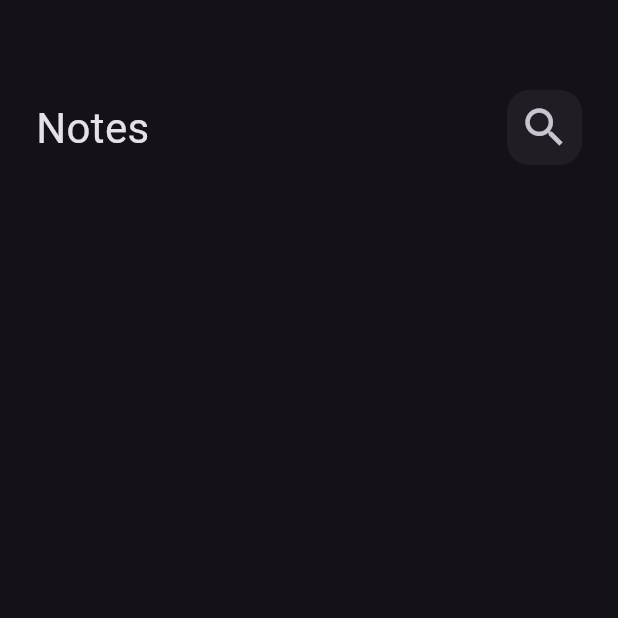
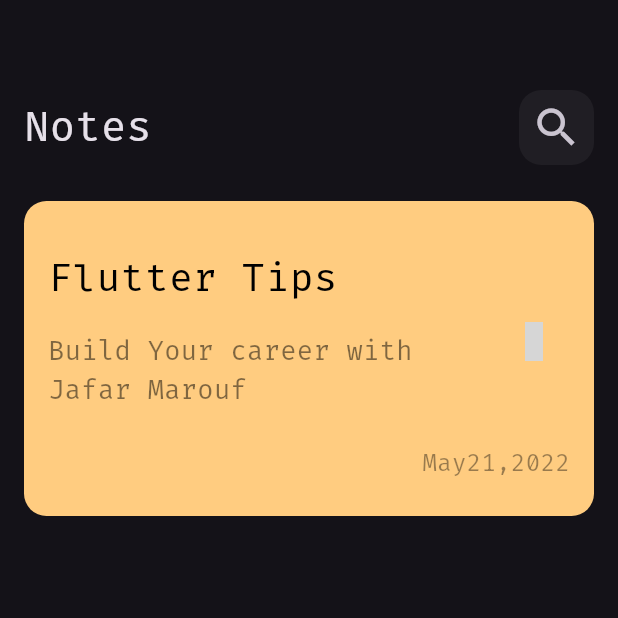
Before and after one commit to JafarKMarouf/notes_app, a Flutter app: the screen it shows after launch, on a phone screen of 412 x 824 dp, the top half of it. Run offline on Flutter 3.47's test engine with Material 3 defaults, Android fonts, the phone set to English and light mode, and no system bars; missing offline and left inert: awesome_icons; grey boxes are pictures that could not be loaded.

Commit message:
create custome note item

```diff
--- a/lib/main.dart
+++ b/lib/main.dart
@@ -11,7 +11,10 @@ class MyApp extends StatelessWidget {
   @override
   Widget build(BuildContext context) {
     return MaterialApp(
-      theme: ThemeData.dark(),
+      theme: ThemeData(
+        brightness: Brightness.dark,
+        fontFamily: 'FiraCode'
+      ),
       debugShowCheckedModeBanner: false,
       home: const NotesView(),
     );
--- /dev/null
+++ b/lib/widgets/custome_note_item.dart
@@ -0,0 +1,45 @@
+import 'package:awesome_icons/awesome_icons.dart';
+import 'package:flutter/material.dart';
+
+class CustomeNoteItem extends StatelessWidget {
+  const CustomeNoteItem({super.key});
+
+  @override
+  Widget build(BuildContext context) {
+    return Container(
+      decoration: BoxDecoration(
+        color: const Color(0xffFFCC80),
+        borderRadius: BorderRadius.circular(15),
+      ),
+      padding: const EdgeInsets.symmetric(horizontal: 16.0,vertical: 24.0),
+      child: Column(
+        crossAxisAlignment: CrossAxisAlignment.end,
+        children: [
+
+          ListTile(
+            contentPadding: const EdgeInsets.symmetric(horizontal: 0),
+            title: const Text(
+              'Flutter Tips',
+              style: TextStyle(color: Colors.black,fontSize: 26),
+            ),
+            subtitle: Padding(
+              padding: const EdgeInsets.only(top:16.0,bottom: 16.0),
+              child: Text(
+                'Build Your career with Jafar Marouf',
+                style: TextStyle(color: Colors.black.withOpacity(.5),fontSize: 18),
+              ),
+            ),
+            trailing: IconButton(
+              onPressed: () {},
+              icon: Icon(FontAwesomeIcons.trash,color: Colors.black.withOpacity(.7),size: 26,),
+            ),
+          ),
+          Text(
+            'May21,2022',
+            style: TextStyle(color: Colors.black.withOpacity(.4),fontSize: 16),
+          ),
+        ],
+      ),
+    );
+  }
+}
--- a/lib/widgets/notes_view_body.dart
+++ b/lib/widgets/notes_view_body.dart
@@ -1,4 +1,5 @@
 import 'package:flutter/material.dart';
+import 'package:notes_app/widgets/custome_note_item.dart';
 import 'package:notes_app/widgets/customer_app_bar.dart';
 
 class NotesViewBody extends StatelessWidget {
@@ -7,11 +8,13 @@ class NotesViewBody extends StatelessWidget {
   @override
   Widget build(BuildContext context) {
     return const Padding(
-      padding:  EdgeInsets.symmetric(horizontal: 24.0),
+      padding:  EdgeInsets.symmetric(horizontal: 16.0),
       child:  Column(
         children:[
           SizedBox(height: 60,),
           CustomeAppBar(),
+          SizedBox(height: 24.0,),
+          CustomeNoteItem(),
         ],
       ),
     );
```
Also changed, not shown: pubspec.yaml (+5 -11 lines), assets/fonts/FiraCode-Regular.ttf (added), pubspec.lock.
